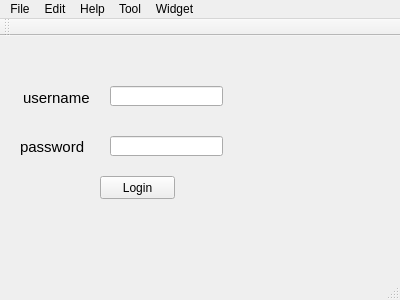
The window that mainwindow.ui (LGDproject/Sample) describes before a commit, drawn with Qt 5.
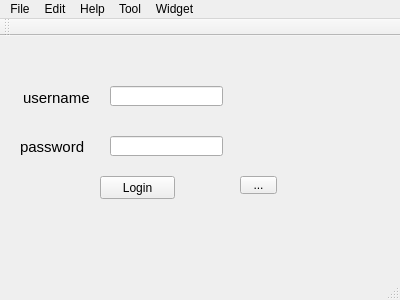
The same window after the commit.

What changed in the file:
```diff
--- a/mainwindow.ui
+++ b/mainwindow.ui
@@ -87,6 +87,19 @@
      <string>Login</string>
     </property>
    </widget>
+   <widget class="QToolButton" name="toolButton">
+    <property name="geometry">
+     <rect>
+      <x>240</x>
+      <y>140</y>
+      <width>37</width>
+      <height>18</height>
+     </rect>
+    </property>
+    <property name="text">
+     <string>...</string>
+    </property>
+   </widget>
   </widget>
   <widget class="QMenuBar" name="menuBar">
    <property name="geometry">
```
